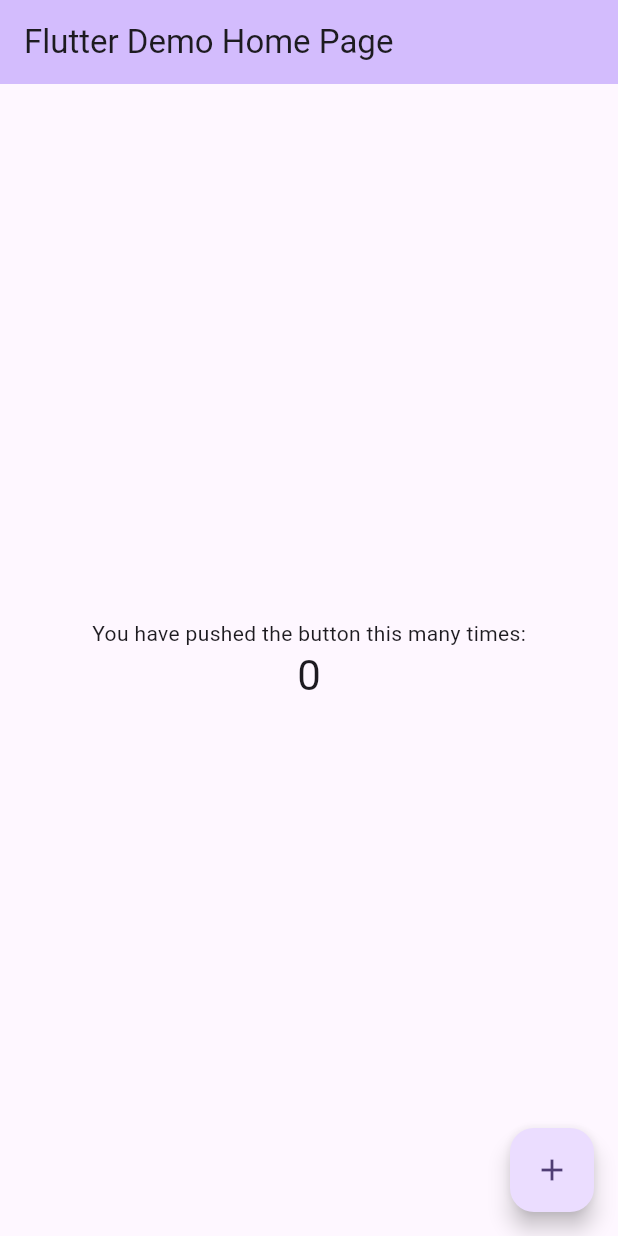
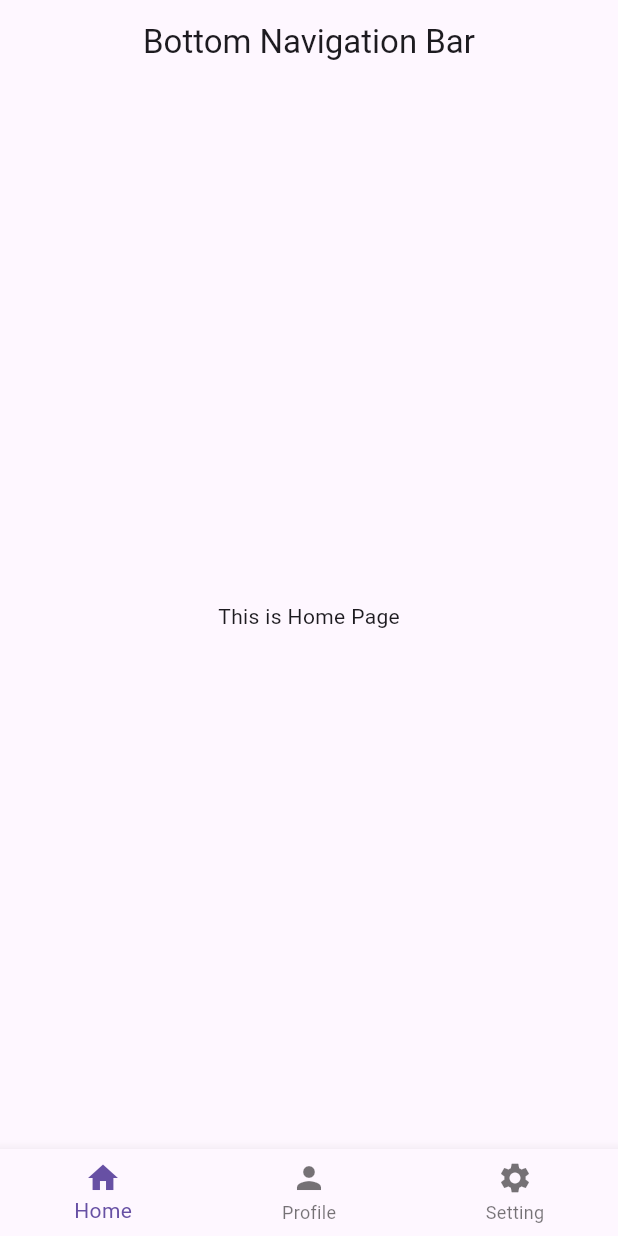
Before and after one commit to Haseeb1389446/Flutter, a Flutter app: the screen it shows after launch, on a phone screen of 412 x 824 dp. Run offline on Flutter 3.47's test engine with Material 3 defaults, Android fonts, the light colour scheme and no system bars.

Commit message:
flutter practice

```diff
--- a/bottom_navigation_bar/lib/main.dart
+++ b/bottom_navigation_bar/lib/main.dart
@@ -1,122 +1,80 @@
 import 'package:flutter/material.dart';
 
-void main() {
-  runApp(const MyApp());
+void main(){
+  runApp(MaterialApp(
+    debugShowCheckedModeBanner: false,
+    home: HomeScreen()
+  ));
 }
 
-class MyApp extends StatelessWidget {
-  const MyApp({super.key});
 
-  // This widget is the root of your application.
+class HomeScreen extends StatelessWidget {
+  const HomeScreen({super.key});
+
   @override
   Widget build(BuildContext context) {
-    return MaterialApp(
-      title: 'Flutter Demo',
-      theme: ThemeData(
-        // This is the theme of your application.
-        //
-        // TRY THIS: Try running your application with "flutter run". You'll see
-        // the application has a purple toolbar. Then, without quitting the app,
-        // try changing the seedColor in the colorScheme below to Colors.green
-        // and then invoke "hot reload" (save your changes or press the "hot
-        // reload" button in a Flutter-supported IDE, or press "r" if you used
-        // the command line to start the app).
-        //
-        // Notice that the counter didn't reset back to zero; the application
-        // state is not lost during the reload. To reset the state, use hot
-        // restart instead.
-        //
-        // This works for code too, not just values: Most code changes can be
-        // tested with just a hot reload.
-        colorScheme: ColorScheme.fromSeed(seedColor: Colors.deepPurple),
+    return Scaffold(
+      appBar: AppBar(
+        centerTitle: true,
+        title: Text("Bottom Navigation Bar"),
       ),
-      home: const MyHomePage(title: 'Flutter Demo Home Page'),
+      body: Center(child: Text("This is Home Page")),
+      bottomNavigationBar: BottomNavigationBar(
+        currentIndex: 0,
+        items: [
+          BottomNavigationBarItem(icon: Icon(Icons.home), label: 'Home'),
+          BottomNavigationBarItem(icon: Icon(Icons.person), label: 'Profile'),
+          BottomNavigationBarItem(icon: Icon(Icons.settings), label: 'Setting'),
+        ],
+      ),
     );
   }
 }
 
-class MyHomePage extends StatefulWidget {
-  const MyHomePage({super.key, required this.title});
 
-  // This widget is the home page of your application. It is stateful, meaning
-  // that it has a State object (defined below) that contains fields that affect
-  // how it looks.
-
-  // This class is the configuration for the state. It holds the values (in this
-  // case the title) provided by the parent (in this case the App widget) and
-  // used by the build method of the State. Fields in a Widget subclass are
-  // always marked "final".
-
-  final String title;
-
-  @override
-  State<MyHomePage> createState() => _MyHomePageState();
-}
-
-class _MyHomePageState extends State<MyHomePage> {
-  int _counter = 0;
-
-  void _incrementCounter() {
-    setState(() {
-      // This call to setState tells the Flutter framework that something has
-      // changed in this State, which causes it to rerun the build method below
-      // so that the display can reflect the updated values. If we changed
-      // _counter without calling setState(), then the build method would not be
-      // called again, and so nothing would appear to happen.
-      _counter++;
-    });
-  }
+class ProfileScreen extends StatelessWidget {
+  const ProfileScreen({super.key});
 
   @override
   Widget build(BuildContext context) {
-    // This method is rerun every time setState is called, for instance as done
-    // by the _incrementCounter method above.
-    //
-    // The Flutter framework has been optimized to make rerunning build methods
-    // fast, so that you can just rebuild anything that needs updating rather
-    // than having to individually change instances of widgets.
     return Scaffold(
       appBar: AppBar(
-        // TRY THIS: Try changing the color here to a specific color (to
-        // Colors.amber, perhaps?) and trigger a hot reload to see the AppBar
-        // change color while the other colors stay the same.
-        backgroundColor: Theme.of(context).colorScheme.inversePrimary,
-        // Here we take the value from the MyHomePage object that was created by
-        // the App.build method, and use it to set our appbar title.
-        title: Text(widget.title),
+        centerTitle: true,
+        title: Text("Bottom Navigation Bar"),
       ),
-      body: Center(
-        // Center is a layout widget. It takes a single child and positions it
-        // in the middle of the parent.
-        child: Column(
-          // Column is also a layout widget. It takes a list of children and
-          // arranges them vertically. By default, it sizes itself to fit its
-          // children horizontally, and tries to be as tall as its parent.
-          //
-          // Column has various properties to control how it sizes itself and
-          // how it positions its children. Here we use mainAxisAlignment to
-          // center the children vertically; the main axis here is the vertical
-          // axis because Columns are vertical (the cross axis would be
-          // horizontal).
-          //
-          // TRY THIS: Invoke "debug painting" (choose the "Toggle Debug Paint"
-          // action in the IDE, or press "p" in the console), to see the
-          // wireframe for each widget.
-          mainAxisAlignment: MainAxisAlignment.center,
-          children: <Widget>[
-            const Text('You have pushed the button this many times:'),
-            Text(
-              '$_counter',
-              style: Theme.of(context).textTheme.headlineMedium,
-            ),
-          ],
-        ),
+      body: Center(child: Text("This is Profile Page")),
+      bottomNavigationBar: BottomNavigationBar(
+        currentIndex: 1,
+        items: [
+          BottomNavigationBarItem(icon: Icon(Icons.home), label: 'Home'),
+          BottomNavigationBarItem(icon: Icon(Icons.person), label: 'Profile'),
+          BottomNavigationBarItem(icon: Icon(Icons.settings), label: 'Setting'),
+        ],
       ),
-      floatingActionButton: FloatingActionButton(
-        onPressed: _incrementCounter,
-        tooltip: 'Increment',
-        child: const Icon(Icons.add),
-      ), // This trailing comma makes auto-formatting nicer for build methods.
     );
   }
 }
+
+
+class SettingScreen extends StatelessWidget {
+  const SettingScreen({super.key});
+
+  @override
+  Widget build(BuildContext context) {
+    return Scaffold(
+      appBar: AppBar(
+        centerTitle: true,
+        title: Text("Bottom Navigation Bar"),
+      ),
+      body: Center(child: Text("This is Setting Page")),
+      bottomNavigationBar: BottomNavigationBar(
+        currentIndex: 0,
+        items: [
+          BottomNavigationBarItem(icon: Icon(Icons.home), label: 'Home'),
+          BottomNavigationBarItem(icon: Icon(Icons.person), label: 'Profile'),
+          BottomNavigationBarItem(icon: Icon(Icons.settings), label: 'Setting'),
+        ],
+      ),
+    );
+  }
+}
```
